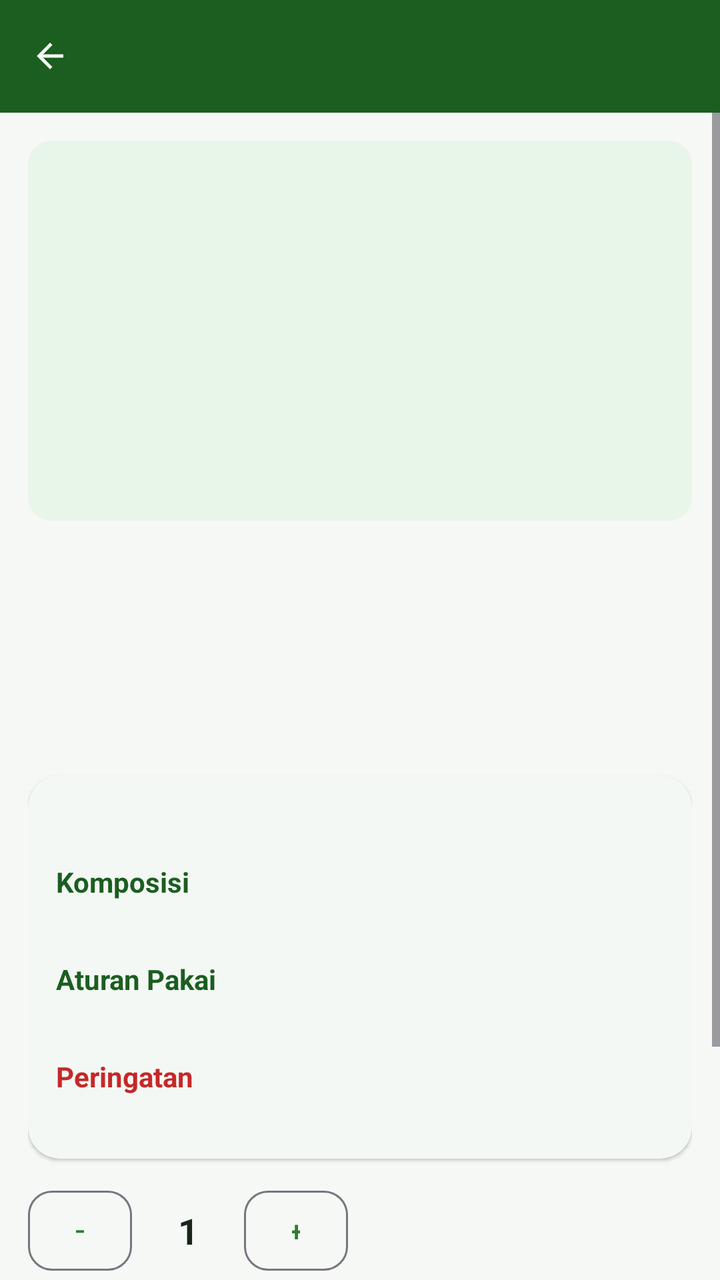
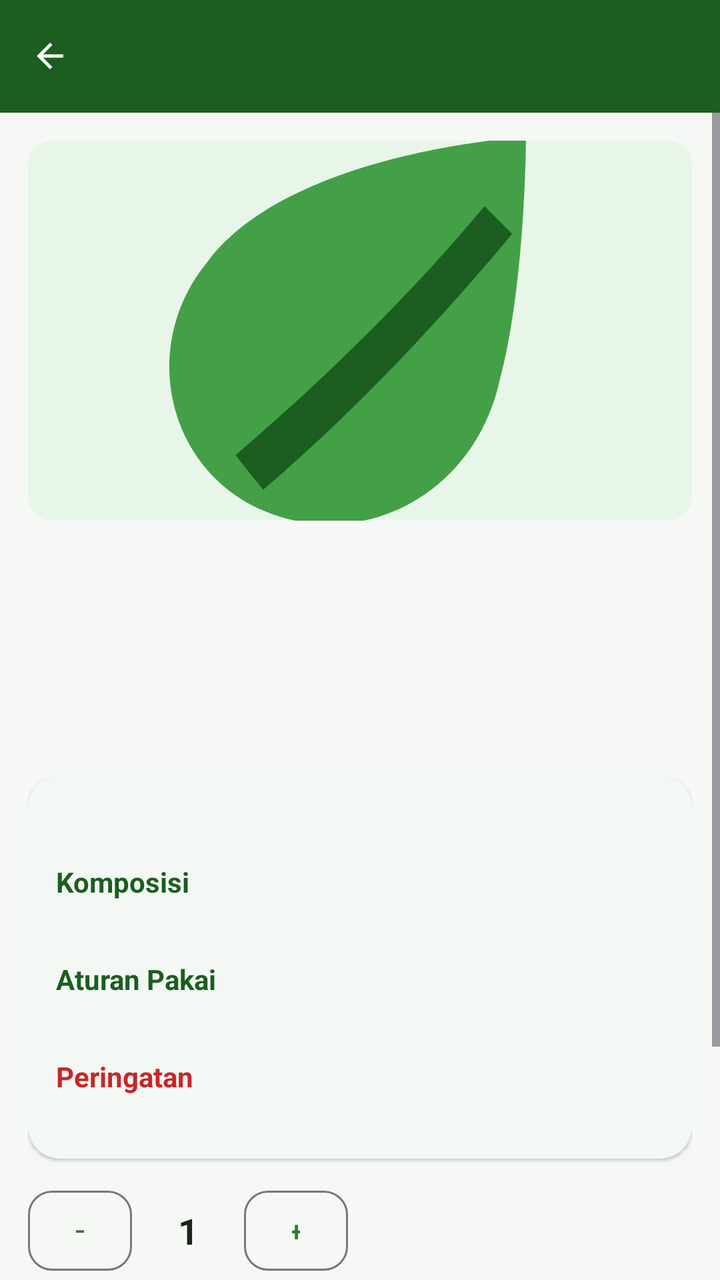

Before-and-after screenshots of an Android layout around one commit, followed by the original layout XML and the change that was made.
<!-- AndroidManifest.xml: application theme Theme.Herbalindo -->
<!-- res/layout/activity_product_detail.xml -->
<?xml version="1.0" encoding="utf-8"?>
<LinearLayout xmlns:android="http://schemas.android.com/apk/res/android"
    android:layout_width="match_parent"
    android:layout_height="match_parent"
    android:background="@color/bg"
    android:orientation="vertical">

    <include layout="@layout/component_toolbar" />

    <ScrollView
        android:layout_width="match_parent"
        android:layout_height="0dp"
        android:layout_weight="1">

        <LinearLayout
            android:layout_width="match_parent"
            android:layout_height="wrap_content"
            android:orientation="vertical"
            android:padding="14dp">

            <ImageView
                android:layout_width="match_parent"
                android:layout_height="190dp"
                android:background="@drawable/bg_thumb"
                android:contentDescription="@string/products"
                android:padding="44dp"
                android:src="@mipmap/ic_launcher_round" />

            <TextView
                android:id="@+id/det_name"
                android:layout_width="match_parent"
                android:layout_height="wrap_content"
                android:layout_marginTop="12dp"
                android:textColor="@color/text_primary"
                android:textSize="20sp"
                android:textStyle="bold" />

            <TextView
                android:id="@+id/det_meta"
                android:layout_width="match_parent"
                android:layout_height="wrap_content"
                android:layout_marginTop="2dp"
                android:textColor="@color/text_secondary"
                android:textSize="12sp" />

            <LinearLayout
                android:layout_width="wrap_content"
                android:layout_height="wrap_content"
                android:layout_marginTop="8dp"
                android:gravity="center_vertical"
                android:orientation="horizontal">

                <TextView
                    android:id="@+id/det_price"
                    android:layout_width="wrap_content"
                    android:layout_height="wrap_content"
                    android:textColor="@color/brand_green_dark"
                    android:textSize="24sp"
                    android:textStyle="bold" />

                <TextView
                    android:id="@+id/det_price_old"
                    android:layout_width="wrap_content"
                    android:layout_height="wrap_content"
                    android:layout_marginStart="8dp"
                    android:textColor="@color/text_secondary"
                    android:textSize="13sp"
                    android:visibility="gone" />
            </LinearLayout>

            <TextView
                android:id="@+id/det_points"
                android:layout_width="match_parent"
                android:layout_height="wrap_content"
                android:textColor="@color/brand_accent_dark"
                android:textSize="13sp"
                android:textStyle="bold" />

            <com.google.android.material.card.MaterialCardView
                style="@style/Widget.Herbalindo.Card"
                android:layout_width="match_parent"
                android:layout_height="wrap_content"
                android:layout_marginTop="12dp">

                <LinearLayout
                    android:layout_width="match_parent"
                    android:layout_height="wrap_content"
                    android:orientation="vertical"
                    android:padding="14dp">

                    <TextView
                        android:id="@+id/det_desc"
                        android:layout_width="match_parent"
                        android:layout_height="wrap_content"
                        android:textColor="@color/text_secondary"
                        android:textSize="13sp" />

                    <TextView
                        android:layout_width="match_parent"
                        android:layout_height="wrap_content"
                        android:layout_marginTop="12dp"
                        android:text="Komposisi"
                        android:textColor="@color/brand_green_dark"
                        android:textStyle="bold" />

                    <TextView
                        android:id="@+id/det_comp"
                        android:layout_width="match_parent"
                        android:layout_height="wrap_content"
                        android:textColor="@color/text_secondary"
                        android:textSize="13sp" />

                    <TextView
                        android:layout_width="match_parent"
                        android:layout_height="wrap_content"
                        android:layout_marginTop="12dp"
                        android:text="Aturan Pakai"
                        android:textColor="@color/brand_green_dark"
                        android:textStyle="bold" />

                    <TextView
                        android:id="@+id/det_usage"
                        android:layout_width="match_parent"
                        android:layout_height="wrap_content"
                        android:textColor="@color/text_secondary"
                        android:textSize="13sp" />

                    <TextView
                        android:layout_width="match_parent"
                        android:layout_height="wrap_content"
                        android:layout_marginTop="12dp"
                        android:text="Peringatan"
                        android:textColor="@color/danger"
                        android:textStyle="bold" />

                    <TextView
                        android:id="@+id/det_warn"
                        android:layout_width="match_parent"
                        android:layout_height="wrap_content"
                        android:textColor="@color/text_secondary"
                        android:textSize="13sp" />
                </LinearLayout>
            </com.google.android.material.card.MaterialCardView>

            <LinearLayout
                android:layout_width="match_parent"
                android:layout_height="wrap_content"
                android:layout_marginTop="12dp"
                android:gravity="center_vertical"
                android:orientation="horizontal">

                <Button
                    android:id="@+id/det_minus"
                    style="@style/Widget.Herbalindo.Button.Outlined"
                    android:layout_width="52dp"
                    android:layout_height="wrap_content"
                    android:text="−" />

                <TextView
                    android:id="@+id/det_qty"
                    android:layout_width="56dp"
                    android:layout_height="wrap_content"
                    android:gravity="center"
                    android:text="1"
                    android:textColor="@color/text_primary"
                    android:textSize="18sp"
                    android:textStyle="bold" />

                <Button
                    android:id="@+id/det_plus"
                    style="@style/Widget.Herbalindo.Button.Outlined"
                    android:layout_width="52dp"
                    android:layout_height="wrap_content"
                    android:text="+" />
            </LinearLayout>

            <Button
                android:id="@+id/det_add"
                style="@style/Widget.Herbalindo.Button"
                android:layout_width="match_parent"
                android:layout_height="wrap_content"
                android:layout_marginTop="12dp"
                android:text="@string/add_to_cart" />

            <com.google.android.material.card.MaterialCardView
                style="@style/Widget.Herbalindo.Card"
                android:layout_width="match_parent"
                android:layout_height="wrap_content"
                android:layout_marginTop="14dp">

                <LinearLayout
                    android:layout_width="match_parent"
                    android:layout_height="wrap_content"
                    android:orientation="vertical"
                    android:padding="10dp">

                    <TextView
                        android:layout_width="match_parent"
                        android:layout_height="wrap_content"
                        android:text="Iklan"
                        android:textColor="@color/text_secondary"
                        android:textSize="10sp" />

                    <com.google.android.gms.ads.AdView
                        android:id="@+id/det_banner"
                        xmlns:ads="http://schemas.android.com/apk/res-auto"
                        android:layout_width="match_parent"
                        android:layout_height="wrap_content"
                        android:layout_marginTop="6dp"
                        ads:adSize="BANNER"
                        ads:adUnitId="@string/admob_banner_unit" />
                </LinearLayout>
            </com.google.android.material.card.MaterialCardView>
        </LinearLayout>
    </ScrollView>
</LinearLayout>
<!-- res/layout/component_toolbar.xml (included above) -->
<?xml version="1.0" encoding="utf-8"?>
<LinearLayout xmlns:android="http://schemas.android.com/apk/res/android"
    android:layout_width="match_parent"
    android:layout_height="wrap_content"
    android:background="@color/brand_green_dark"
    android:gravity="center_vertical"
    android:orientation="horizontal"
    android:paddingStart="10dp"
    android:paddingTop="10dp"
    android:paddingEnd="12dp"
    android:paddingBottom="10dp">

    <ImageView
        android:id="@+id/toolbar_back"
        android:layout_width="30dp"
        android:layout_height="30dp"
        android:contentDescription="@string/close"
        android:padding="5dp"
        android:src="@drawable/ic_arrow_back" />

    <LinearLayout
        android:layout_width="0dp"
        android:layout_height="wrap_content"
        android:layout_marginStart="6dp"
        android:layout_weight="1"
        android:orientation="vertical">

        <TextView
            android:id="@+id/toolbar_title"
            android:layout_width="match_parent"
            android:layout_height="wrap_content"
            android:textColor="@color/text_on_brand"
            android:textSize="16sp"
            android:textStyle="bold" />

        <TextView
            android:id="@+id/toolbar_sub"
            android:layout_width="match_parent"
            android:layout_height="wrap_content"
            android:textColor="@color/brand_green_pale"
            android:textSize="11sp" />
    </LinearLayout>

    <TextView
        android:id="@+id/toolbar_action"
        android:layout_width="wrap_content"
        android:layout_height="wrap_content"
        android:background="@drawable/bg_accent_pill"
        android:paddingStart="10dp"
        android:paddingTop="5dp"
        android:paddingEnd="10dp"
        android:paddingBottom="5dp"
        android:textColor="@color/text_primary"
        android:textSize="11sp"
        android:textStyle="bold"
        android:visibility="gone" />
</LinearLayout>
<!-- resources referenced by this layout -->
<resources>
  <color name="bg">#F6F8F6</color>
  <color name="brand_accent_dark">#C17900</color>
  <color name="brand_green_dark">#1B5E20</color>
  <color name="brand_green_pale">#E8F5E9</color>
  <color name="danger">#C62828</color>
  <color name="text_on_brand">#FFFFFF</color>
  <color name="text_primary">#1A241A</color>
  <color name="text_secondary">#5C6B5C</color>
  <!-- drawable bg_accent_pill (drawable) -->
  <?xml version="1.0" encoding="utf-8"?>
  <shape xmlns:android="http://schemas.android.com/apk/res/android" android:shape="rectangle">
      <solid android:color="@color/brand_accent" />
      <corners android:radius="10dp" />
  </shape>
  <!-- drawable bg_thumb (drawable) -->
  <?xml version="1.0" encoding="utf-8"?>
  <shape xmlns:android="http://schemas.android.com/apk/res/android" android:shape="rectangle">
      <solid android:color="@color/brand_green_pale" />
      <corners android:radius="12dp" />
  </shape>
  <!-- drawable ic_arrow_back (drawable) -->
  <?xml version="1.0" encoding="utf-8"?>
  <vector xmlns:android="http://schemas.android.com/apk/res/android"
      android:width="24dp"
      android:height="24dp"
      android:viewportWidth="24"
      android:viewportHeight="24">
      <path
          android:fillColor="#FFFFFF"
          android:pathData="M20,11H7.83l5.59,-5.59L12,4l-8,8 8,8 1.41,-1.41L7.83,13H20v-2z" />
  </vector>
  <!-- mipmap ic_launcher_round (mipmap-anydpi-v26) -->
  <?xml version="1.0" encoding="utf-8"?>
  <adaptive-icon xmlns:android="http://schemas.android.com/apk/res/android">
      <background android:drawable="@mipmap/ic_launcher_background" />
      <foreground android:drawable="@mipmap/ic_launcher_foreground" />
  </adaptive-icon>
  <string name="add_to_cart">Tambah ke Keranjang</string>
  <string name="admob_banner_unit">ca-app-pub-6881903056221433/9657593588</string>
  <string name="close">Tutup</string>
  <string name="products">Produk</string>
  <style name="Widget.Herbalindo.Button" parent="Widget.Material3.Button">
          <item name="android:textAllCaps">false</item>
          <item name="android:minHeight">48dp</item>
          <item name="cornerRadius">12dp</item>
      </style>
  <style name="Widget.Herbalindo.Button.Outlined" parent="Widget.Material3.Button.OutlinedButton">
          <item name="android:textAllCaps">false</item>
          <item name="android:minHeight">48dp</item>
          <item name="cornerRadius">12dp</item>
      </style>
  <style name="Widget.Herbalindo.Card" parent="Widget.Material3.CardView.Elevated">
          <item name="cardCornerRadius">16dp</item>
          <item name="cardElevation">1dp</item>
          <item name="cardBackgroundColor">@color/surface</item>
      </style>
  <style name="Theme.Herbalindo" parent="Theme.Material3.Light.NoActionBar">
          <item name="colorPrimary">@color/brand_green</item>
          <item name="colorPrimaryDark">@color/brand_green_dark</item>
          <item name="colorOnPrimary">@color/text_on_brand</item>
          <item name="colorSecondary">@color/brand_accent</item>
          <item name="colorOnSecondary">@color/text_primary</item>
          <item name="colorSurface">@color/surface</item>
          <item name="colorOnSurface">@color/text_primary</item>
          <item name="android:colorBackground">@color/bg</item>
          <item name="android:statusBarColor">@color/brand_green_dark</item>
          <item name="android:navigationBarColor">@color/surface</item>
          <item name="android:windowLightStatusBar" tools:targetApi="m">false</item>
          <item name="android:windowBackground">@color/bg</item>
      </style>
  <color name="brand_accent">#F9A825</color>
  <color name="surface">#FFFFFF</color>
  <color name="brand_green">#2E7D32</color>
</resources>

<!-- the commit's change to res/layout/activity_product_detail.xml (unified diff, before → after) -->
@@ -19,12 +19,13 @@
             android:padding="14dp">
 
             <ImageView
+                android:id="@+id/det_image"
                 android:layout_width="match_parent"
                 android:layout_height="190dp"
                 android:background="@drawable/bg_thumb"
                 android:contentDescription="@string/products"
-                android:padding="44dp"
-                android:src="@mipmap/ic_launcher_round" />
+                android:scaleType="centerCrop"
+                android:src="@drawable/ic_product_placeholder" />
 
             <TextView
                 android:id="@+id/det_name"
<!-- resource entries referenced after the edit -->
@@ -31,12 +31,20 @@
           android:fillColor="#FFFFFF"
           android:pathData="M20,11H7.83l5.59,-5.59L12,4l-8,8 8,8 1.41,-1.41L7.83,13H20v-2z" />
   </vector>
-  <!-- mipmap ic_launcher_round (mipmap-anydpi-v26) -->
+  <!-- drawable ic_product_placeholder (drawable) -->
   <?xml version="1.0" encoding="utf-8"?>
-  <adaptive-icon xmlns:android="http://schemas.android.com/apk/res/android">
-      <background android:drawable="@mipmap/ic_launcher_background" />
-      <foreground android:drawable="@mipmap/ic_launcher_foreground" />
-  </adaptive-icon>
+  <vector xmlns:android="http://schemas.android.com/apk/res/android"
+      android:width="96dp"
+      android:height="96dp"
+      android:viewportWidth="96"
+      android:viewportHeight="96">
+      <path
+          android:fillColor="#43A047"
+          android:pathData="M72,20c0,0 -34,2 -46,18C16,50 20,68 34,74c14,6 30,-2 34,-18C72,42 72,20 72,20z" />
+      <path
+          android:fillColor="#1B5E20"
+          android:pathData="M66,30C56,42 44,54 30,66l4,5c14,-12 26,-25 36,-37z" />
+  </vector>
   <string name="add_to_cart">Tambah ke Keranjang</string>
   <string name="admob_banner_unit">ca-app-pub-6881903056221433/9657593588</string>
   <string name="close">Tutup</string>
